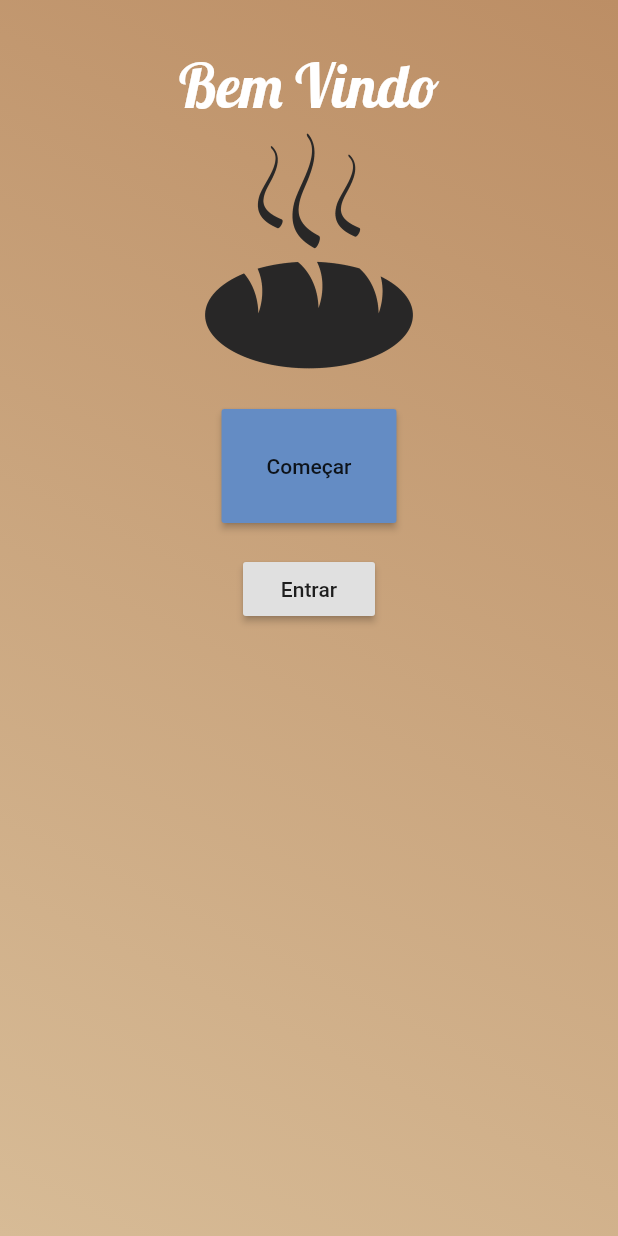
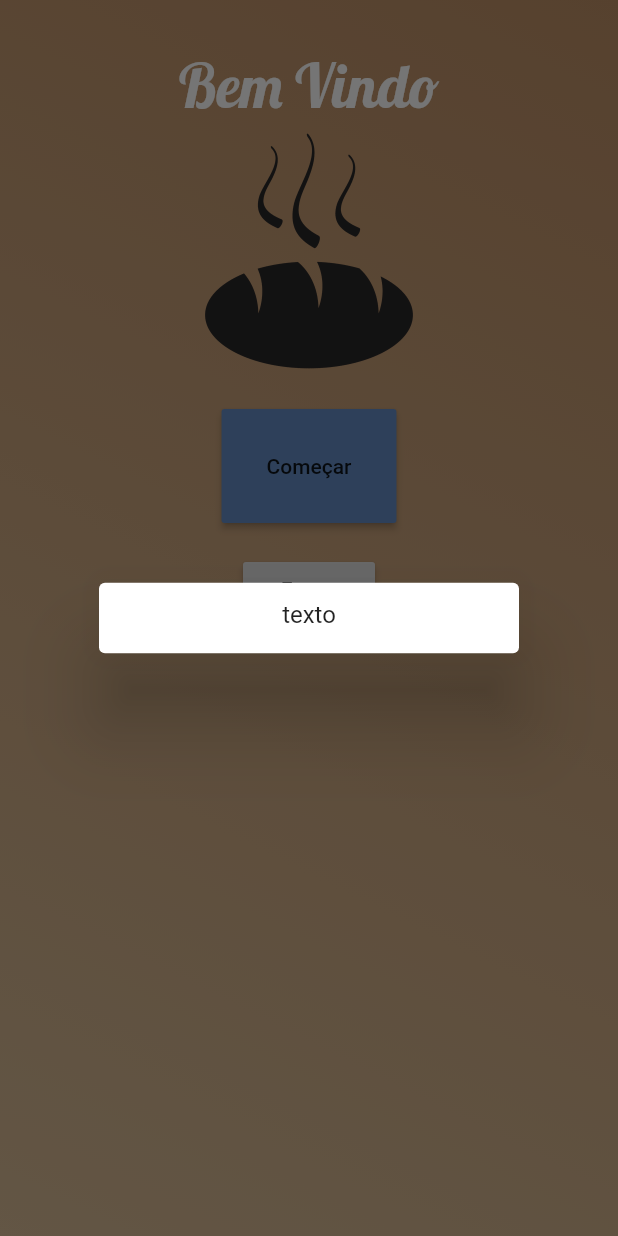
Before and after one commit to piabao/i_love_pao, a Flutter app: the screen it shows after launch, after a tap on "Entrar", on a phone screen of 412 x 824 dp. Run offline on Flutter 3.47's test engine with Material 2 defaults, Android fonts, the phone set to English and light mode, and no system bars.

Commit message:
Gradient ...

```diff
--- /dev/null
+++ b/lib/code/theme.dart
@@ -0,0 +1,8 @@
+import 'package:flutter/material.dart';
+
+class CurrentTheme {
+  static const Color gradientStart = const Color(0xFFBC8E65);
+  static const Color gradientEnd = const Color(0xFFD7BB96);
+
+  static const Color botaoAcao = const Color(0xFF648CC4);
+}
--- a/lib/main.dart
+++ b/lib/main.dart
@@ -1,5 +1,6 @@
 import 'package:flutter/material.dart';
 import 'package:i_love_pao/screens/home.dart';
+import 'package:i_love_pao/screens/login.dart';
 
 void main() => runApp(new MyApp());
 
@@ -9,6 +10,10 @@ class MyApp extends StatelessWidget {
     return new MaterialApp(
       title: 'Welcome Page',
       home: new home(),
+      routes: <String, WidgetBuilder>{
+        '/home' : (BuildContext context) => new home(),
+        '/login' : (BuildContext context) => new login()
+      }
     );
   }
 }
--- a/lib/screens/home.dart
+++ b/lib/screens/home.dart
@@ -1,13 +1,16 @@
 import 'package:flutter/material.dart';
+import 'package:i_love_pao/code/theme.dart';
 
-class home extends StatelessWidget{
+class home extends StatefulWidget {
+  @override
+  State<StatefulWidget> createState() {
+    return new homeState();
+  }
+}
+
+class homeState extends State<home>{
 
   String _title = 'Bem Vindo';
-
-  Color _gradientStart = new Color(0xFFBC8E65);
-  Color _gradientEnd = new Color(0xFFD7BB96);
-
-  static Color _botaoAcao = new Color(0xFF648CC4);
 
   static void _onPressed(){
 
@@ -16,11 +19,35 @@ class home extends StatelessWidget{
   var comecarPane = new Container(
     child: new Column(
       children: <Widget>[
-        new RaisedButton(padding : new EdgeInsets.all(30.0), color : _botaoAcao, child: new Text('Começar'), onPressed: (){_onPressed();}),
+        new RaisedButton(padding : new EdgeInsets.all(30.0), color : CurrentTheme.botaoAcao, child: new Text('Começar'), onPressed: (){_onPressed();}),
       ],
     ),
     margin: const EdgeInsets.all(10.0),
     padding: const EdgeInsets.all(10.0),
+  );
+
+  void showDemoDialog({ BuildContext context }) {
+    showDialog(context: context, child:
+      new SimpleDialog(
+        children: <Widget>[
+          loginPane
+        ],
+      )
+    );
+  }
+  var loginPane = new Container(
+    child: new Column(
+      children: <Widget>[
+        new Text('texto')
+      ],
+    ),
+    decoration: new BoxDecoration(
+        color: Colors.white.withOpacity(0.2),
+        borderRadius: new BorderRadius.only(
+            topLeft: const Radius.circular(5.0),
+            topRight: const Radius.circular(5.0)
+        )
+    ),
   );
 
   @override
@@ -37,12 +64,14 @@ class home extends StatelessWidget{
               ),),
               new Image.asset('images/icone1.png', scale: 3.0,),
               comecarPane,
-              new RaisedButton(child: new Text('Entrar'), onPressed: (){_onPressed();})
+              new RaisedButton(
+                  child: new Text('Entrar'),
+                  onPressed: (){showDemoDialog(context: context);})
             ],
           ),
         constraints: new BoxConstraints.expand(),
         decoration: new BoxDecoration(
-          gradient: new LinearGradient(colors: [_gradientStart, _gradientEnd],
+          gradient: new LinearGradient(colors: [CurrentTheme.gradientStart, CurrentTheme.gradientEnd],
               begin: const FractionalOffset(1.0, 0.0),
               end: const FractionalOffset(0.0, 1.0),
               stops: [0.0,1.0],
```
Also changed, not shown: lib/screens/login.dart (added, +44 -0 lines).
